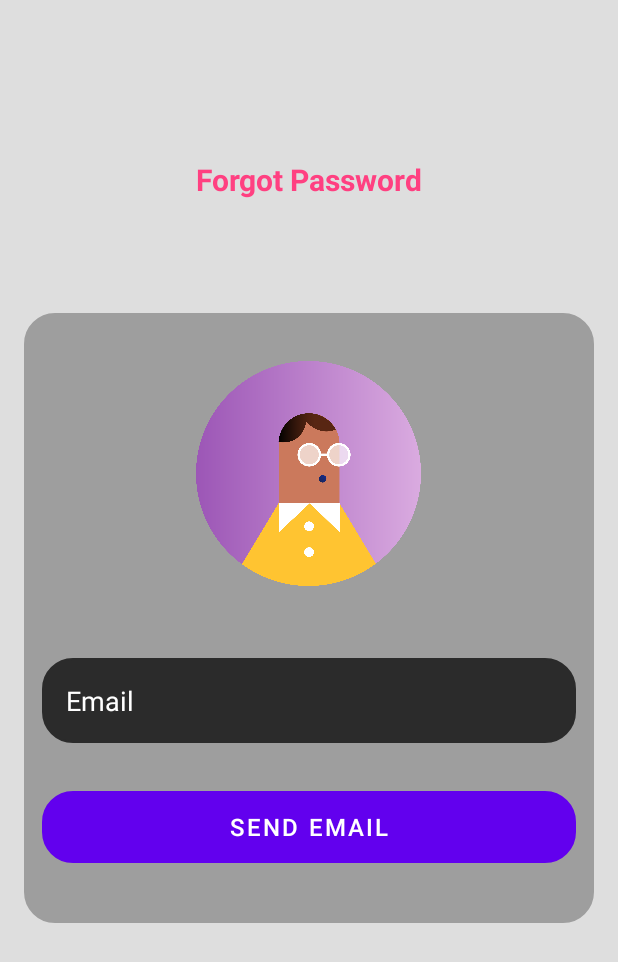
After one commit to thisisbkm/NewsApplication, an Android app: the ResetActivity screen opened directly, with no data from a screen before it, on a phone screen of 412 x 824 dp. The commit adds this screen. Shown: the top 962 px of the screen. Run offline under Robolectric (Android 15) with nearby library versions, the phone set to English and light mode, and no system bars; our stand-ins replace Firebase (no records; nobody signed in at launch, a user with empty details on screens opened directly).

Commit message:
theme issue & forgot pw activity

```diff
--- a/app/build.gradle
+++ b/app/build.gradle
@@ -36,7 +36,6 @@ android {
     }
 }
 dependencies {
-    implementation 'com.github.madrapps:pikolo:2.0.2'
     implementation 'com.amitshekhar.android:android-networking:1.0.2'
     implementation 'com.amitshekhar.android:jackson-android-networking:1.0.2'
     implementation 'androidx.core:core-ktx:1.10.0'
--- a/app/src/main/AndroidManifest.xml
+++ b/app/src/main/AndroidManifest.xml
@@ -14,6 +14,9 @@
         android:supportsRtl="true"
         android:theme="@style/Theme.NewsApplicationProject"
         tools:targetApi="31">
+        <activity
+            android:name=".ResetActivity"
+            android:exported="false" />
         <activity
             android:name=".ColorPicker"
             android:exported="false" />
--- a/app/src/main/java/com/thisisbkm/newsapplicationproject/MainActivity.kt
+++ b/app/src/main/java/com/thisisbkm/newsapplicationproject/MainActivity.kt
@@ -17,8 +17,6 @@ import com.androidnetworking.error.ANError
 import com.androidnetworking.interfaces.JSONObjectRequestListener
 import com.google.firebase.auth.FirebaseAuth
 import com.jacksonandroidnetworking.JacksonParserFactory
-import com.madrapps.pikolo.RGBColorPicker
-import com.madrapps.pikolo.listeners.SimpleColorSelectionListener
 import com.thisisbkm.newsapplicationproject.databinding.ActivityMainBinding
 import org.json.JSONException
 import org.json.JSONObject
@@ -149,8 +147,6 @@ class MainActivity : AppCompatActivity() {
     companion object {
         // TODO : set the API_KEY variable to your api key
         private const val API_KEY = "5c33cfb4e0a54dbc80b94ea3935f88c9"
-
-        // setting the TAG for debugging purposes
         private const val TAG = "MainActivity"
     }
     private fun signOut(){
--- /dev/null
+++ b/app/src/main/java/com/thisisbkm/newsapplicationproject/ResetActivity.kt
@@ -0,0 +1,38 @@
+package com.thisisbkm.newsapplicationproject
+
+import android.os.Bundle
+import android.view.View
+import android.widget.Toast
+import androidx.appcompat.app.AppCompatActivity
+import com.google.firebase.auth.FirebaseAuth
+import com.thisisbkm.newsapplicationproject.databinding.ActivityResetBinding
+
+class ResetActivity : AppCompatActivity() {
+    private lateinit var binding:ActivityResetBinding
+    override fun onCreate(savedInstanceState: Bundle?) {
+        super.onCreate(savedInstanceState)
+        binding = ActivityResetBinding.inflate(layoutInflater)
+        setContentView(binding.root)
+        val auth = FirebaseAuth.getInstance()
+
+        binding.forgotPassword.setOnClickListener{
+            binding.progressBar.visibility = View.VISIBLE
+            val email = binding.editEmail.text.toString()
+            if (email.isEmpty()) {
+                Toast.makeText(this, "Please enter the email", Toast.LENGTH_SHORT).show()
+                binding.progressBar.visibility = View.GONE
+            }else{
+                auth.sendPasswordResetEmail(email)
+                    .addOnCompleteListener {
+                        if(it.isSuccessful){
+                            Toast.makeText(this, "Reset email sent", Toast.LENGTH_SHORT).show()
+                            finish()
+                        }else{
+                            Toast.makeText(this, "Email doesn't exist", Toast.LENGTH_SHORT).show()
+                        }
+                        binding.progressBar.visibility = View.GONE
+                    }
+            }
+        }
+    }
+}
--- a/app/src/main/java/com/thisisbkm/newsapplicationproject/WebActivity.kt
+++ b/app/src/main/java/com/thisisbkm/newsapplicationproject/WebActivity.kt
@@ -21,9 +21,4 @@ class WebActivity : AppCompatActivity() {
            webView.loadUrl(url)
         }
     }
-
-    override fun onRestart() {
-        super.onRestart()
-        finish()
-    }
 }
--- a/app/src/main/res/layout/activity_main.xml
+++ b/app/src/main/res/layout/activity_main.xml
@@ -13,7 +13,7 @@
         android:id="@+id/toolbar"
         android:layout_width="match_parent"
         android:layout_height="?attr/actionBarSize"
-        app:titleTextColor="#fff"
+        app:titleTextColor="@color/purple_500"
         app:title="@string/app_name" />
     <androidx.recyclerview.widget.RecyclerView
         android:layout_width="match_parent"
@@ -36,8 +36,8 @@
         android:layout_gravity="start"
         android:fitsSystemWindows="true"
         android:background="@drawable/rounded"
-        android:backgroundTint="#141414"
-        app:itemTextColor="#fff"
+        android:backgroundTint="@color/layer2"
+        app:itemTextColor="@color/cred"
         app:headerLayout="@layout/nav_header"
         app:menu="@menu/items"/>
 </androidx.drawerlayout.widget.DrawerLayout>
--- /dev/null
+++ b/app/src/main/res/layout/activity_reset.xml
@@ -0,0 +1,75 @@
+<?xml version="1.0" encoding="utf-8"?>
+<RelativeLayout xmlns:android="http://schemas.android.com/apk/res/android"
+    android:layout_width="match_parent"
+    android:layout_height="match_parent"
+    android:background="@color/layer2"
+    android:padding="16dp">
+    <ProgressBar
+        android:id="@+id/progressBar"
+        android:layout_width="30dp"
+        android:layout_height="30dp"
+        android:layout_gravity="center|bottom"
+        android:layout_centerHorizontal="true"
+        android:layout_marginTop="20dp"
+        android:visibility="gone" />
+    <TextView
+        android:layout_width="wrap_content"
+        android:layout_height="wrap_content"
+        android:paddingStart="30dp"
+        android:paddingEnd="30dp"
+        android:paddingTop="20dp"
+        android:layout_marginTop="70dp"
+        android:paddingBottom="20dp"
+        android:text="Forgot Password"
+        android:textColor="@color/colorAccent"
+        android:textStyle="bold"
+        android:textSize="20sp"
+        android:layout_centerHorizontal="true"/>
+    <RelativeLayout
+        android:layout_width="wrap_content"
+        android:paddingBottom="40dp"
+        android:paddingStart="12dp"
+        android:paddingEnd="12dp"
+        android:background="@drawable/rounded"
+        android:backgroundTint="@color/layer4"
+        android:layout_centerHorizontal="true"
+        android:layout_centerVertical="true"
+        android:layout_height="wrap_content">
+
+        <ImageView
+            android:id="@+id/imageView"
+            android:layout_width="150dp"
+            android:layout_height="150dp"
+            android:layout_centerHorizontal="true"
+            android:layout_marginTop="32dp"
+            android:src="@drawable/user" />
+
+        <EditText
+            android:id="@+id/editEmail"
+            android:layout_width="match_parent"
+            android:layout_height="wrap_content"
+            android:layout_below="@id/imageView"
+            android:layout_marginTop="48dp"
+            android:background="@drawable/rounded"
+            android:textColor="#fff"
+            android:backgroundTint="#2b2b2b"
+            android:textColorHint="#fff"
+            android:hint="Email"
+            android:inputType="textEmailAddress"
+            android:padding="16dp" />
+
+
+        <Button
+            android:id="@+id/forgotPassword"
+            android:layout_width="match_parent"
+            android:layout_height="wrap_content"
+            android:layout_below="@id/editEmail"
+            android:layout_marginTop="32dp"
+            android:background="@drawable/rounded"
+            android:backgroundTint="#a610c4"
+            android:elevation="4dp"
+            android:text="Send Email"
+            android:textColor="@color/white"
+            android:textSize="16sp" />
+    </RelativeLayout>
+</RelativeLayout>
--- a/app/src/main/res/layout/item.xml
+++ b/app/src/main/res/layout/item.xml
@@ -7,6 +7,7 @@
         android:layout_width="match_parent"
         android:gravity="center"
         android:weightSum="10"
+        android:layout_marginLeft="4dp"
         android:orientation="horizontal"
         android:layout_height="wrap_content">
 
@@ -35,7 +36,6 @@
                 android:ellipsize="end"
                 android:maxLines="2"
                 android:textStyle="bold"
-                android:textColor="@color/displaycolor"
                 android:textSize="14sp"/>
 
             <!-- Text with description name -->
@@ -60,6 +60,7 @@
         android:layout_width="wrap_content"
         android:layout_height="wrap_content"
         android:ellipsize="end"
+        android:layout_marginLeft="3dp"
         android:maxLines="1"
         android:textSize="12sp" />
     <View
--- a/app/src/main/res/layout/nav_header.xml
+++ b/app/src/main/res/layout/nav_header.xml
@@ -5,7 +5,7 @@
     android:gravity="top"
     android:orientation="vertical"
     android:background="@drawable/rounded"
-    android:backgroundTint="#242424"
+    android:backgroundTint="@color/layer2"
     android:padding="10dp">
 
     <ImageView
@@ -23,13 +23,13 @@
         android:paddingTop="30dp"
         android:paddingBottom="30dp"
         android:background="@drawable/rounded"
-        android:backgroundTint="#1c1c1c">
+        android:backgroundTint="@color/layer7">
 
         <TextView
             android:id="@+id/tv_user_name"
             android:layout_width="match_parent"
             android:gravity="center"
-            android:text="Demo User"
+            android:text="User"
             android:layout_height="wrap_content"
             android:fontFamily="sans-serif-medium"
             android:textColor="#fff"
--- a/app/src/main/res/values/themes.xml
+++ b/app/src/main/res/values/themes.xml
@@ -4,7 +4,7 @@
         <!-- Primary brand color. -->
         <item name="colorPrimary">@color/purple_500</item>
         <item name="colorPrimaryVariant">@color/purple_700</item>
-        <item name="colorOnPrimary">@color/llayer1</item>
+        <item name="colorOnPrimary">@color/layer1</item>
         <!-- Secondary brand color. -->
         <item name="colorSecondary">@color/teal_200</item>
         <item name="colorSecondaryVariant">@color/teal_700</item>
@@ -13,4 +13,11 @@
         <item name="android:statusBarColor">?attr/colorPrimaryVariant</item>
         <!-- Customize your theme here. -->
     </style>
+    <color name="layer1">#ffffff</color>
+    <color name="layer2">#dedede</color>
+    <color name="layer3">#bdbdbd</color>
+    <color name="layer4">#9e9e9e</color>
+    <color name="layer5">#c2bcbc</color>
+    <color name="layer6">#a8a2a2</color>
+    <color name="layer7">#918d8d</color>
 </resources>
```
Also changed, not shown: app/src/main/java/com/thisisbkm/newsapplicationproject/LoginActivity.kt (+13 -11 lines), app/src/main/res/layout/activity_login.xml (+11 -1 lines), app/src/main/res/values-night/themes.xml (+8 -0 lines), app/src/main/res/values/colors.xml (+14 -14 lines).
